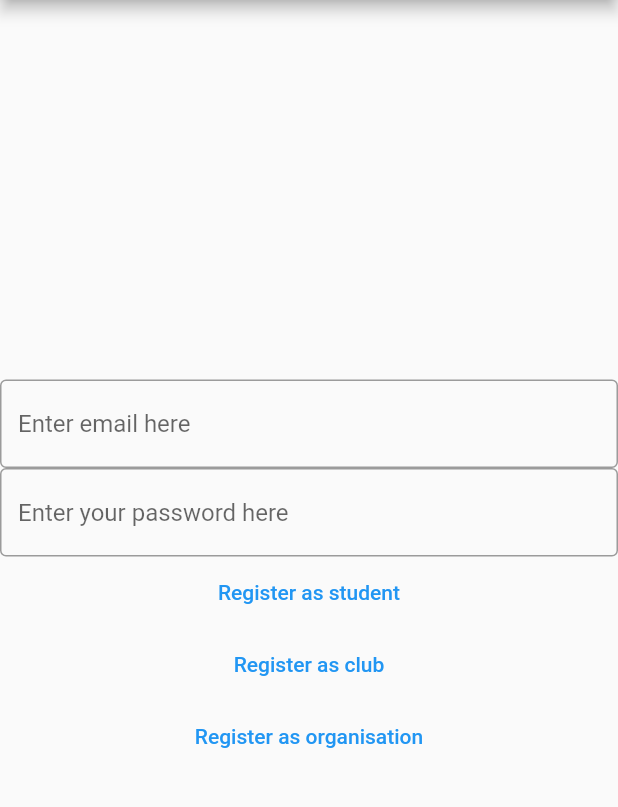
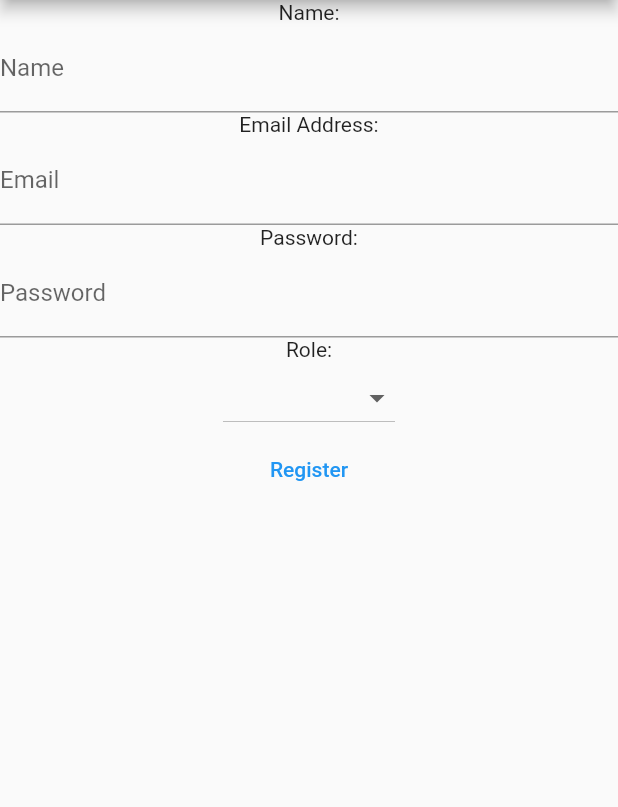
Before and after one commit to Aviyanshu/PulLey, a Flutter app: the RegisterView screen opened by its route, on a phone screen of 412 x 824 dp, the part 84-891 px from its top. Run offline on Flutter 3.47's test engine with Material 2 defaults, Android fonts, the light colour scheme and no system bars; our stand-ins replace cloud_firestore, firebase_auth, firebase_core; accounts and stored records are empty; network calls fail.

Commit message:
New Register

```diff
--- a/lib/main.dart
+++ b/lib/main.dart
@@ -49,7 +49,7 @@ class MyHomePage extends StatelessWidget {
                 devtools.log(user.toString());
               }
             } else {
-              return const RegisterView();
+              return const LoginView();
             }
             return const MyHomePage();
           default:
--- a/lib/views/loginView.dart
+++ b/lib/views/loginView.dart
@@ -81,10 +81,11 @@ class _LoginViewState extends State<LoginView> {
                     email: email,
                     password: password,
                   );
-                  Navigator.of(context).pushNamedAndRemoveUntil(
+                  await FirebaseAuth.instance.signOut();
+                  /*Navigator.of(context).pushNamedAndRemoveUntil(
                     homeRoute,
                     (route) => false,
-                  );
+                  );*/
                 } on FirebaseAuthException catch (e) {
                   if (e.code == 'user-not-found') {
                     devtools.log("User not found");
--- a/lib/views/registerView.dart
+++ b/lib/views/registerView.dart
@@ -1,6 +1,9 @@
+import 'package:cloud_firestore/cloud_firestore.dart';
 import 'package:firebase_auth/firebase_auth.dart';
 import 'package:flutter/material.dart';
 import 'dart:developer' as devtools show log;
+
+import '../route.dart';
 
 class RegisterView extends StatefulWidget {
   const RegisterView({super.key});
@@ -10,13 +13,22 @@ class RegisterView extends StatefulWidget {
 }
 
 class _RegisterViewState extends State<RegisterView> {
+  late final TextEditingController _username;
   late final TextEditingController _email;
   late final TextEditingController _password;
+  late final TextEditingController _role;
+  final Map<String, String> _roles = {
+    'student': 'student',
+    'club': 'club',
+    'organisation': 'organisation',
+  };
 
   @override
   void initState() {
+    _username = TextEditingController();
     _email = TextEditingController();
     _password = TextEditingController();
+    _role = TextEditingController();
     super.initState();
   }
 
@@ -24,114 +36,118 @@ class _RegisterViewState extends State<RegisterView> {
   void dispose() {
     _email.dispose();
     _password.dispose();
+    _role.dispose();
     super.dispose();
   }
+
+  final _formKey = GlobalKey<FormState>();
+  final List<DropdownMenuItem<String>> _dropdownItems = [
+    const DropdownMenuItem(
+      value: 'Student',
+      child: Text('Student'),
+    ),
+    const DropdownMenuItem(
+      value: 'Club',
+      child: Text('Club'),
+    ),
+    const DropdownMenuItem(
+      value: 'Orgaisation',
+      child: Text('Organisation'),
+    ),
+    // Add more options
+  ];
+  String? _selectedValue;
+
+  final CollectionReference rolesCollection =
+      FirebaseFirestore.instance.collection('roles');
 
   @override
   Widget build(BuildContext context) {
     return Scaffold(
-        appBar: AppBar(
-          title: const Text("PulLey-Register"),
-        ),
-        body: Column(
-          mainAxisAlignment: MainAxisAlignment.center,
+      appBar: AppBar(
+        title: const Text("PulLey-Register"),
+      ),
+      body: Form(
+        key: _formKey,
+        child: Column(
           children: [
-            TextField(
-              controller: _email,
+            const Text('Name:'),
+            TextFormField(
+              decoration: const InputDecoration(labelText: 'Name'),
+              validator: (value) {
+                if (value != null && value.isEmpty) {
+                  return 'Please enter a name';
+                }
+                _username.text = value!;
+                return null;
+              },
+            ),
+            const Text('Email Address:'),
+            TextFormField(
+              decoration: const InputDecoration(labelText: 'Email'),
+              keyboardType: TextInputType.emailAddress,
               enableSuggestions: false,
               autocorrect: false,
-              keyboardType: TextInputType.emailAddress,
+              validator: (value) {
+                if (value != null && value.isEmpty) {
+                  return 'Please enter a valid email';
+                }
+                _email.text = value!;
+                return null;
+              },
+            ),
+            const Text('Password:'),
+            TextFormField(
               decoration: const InputDecoration(
-                hintText: "Enter email here",
-                border: OutlineInputBorder(),
+                labelText: 'Password',
               ),
-            ),
-            TextField(
-              controller: _password,
               obscureText: true,
               enableSuggestions: false,
               autocorrect: false,
-              decoration: const InputDecoration(
-                hintText: 'Enter your password here',
-                border: OutlineInputBorder(),
-              ),
+              validator: (value) {
+                if (value != null && value.isEmpty) {
+                  return 'Please enter a strong password';
+                }
+                _password.text = value!;
+                return null;
+              },
+            ),
+            const Text('Role:'),
+            DropdownButton(
+              value: _selectedValue,
+              items: _dropdownItems,
+              onChanged: (value) {
+                setState(() {
+                  _selectedValue = value;
+                  _role.text = value!;
+                });
+              },
             ),
             TextButton(
               onPressed: () async {
+                final username = _username.text;
                 final email = _email.text;
                 final password = _password.text;
+                final role = _role.text;
+
+                final CollectionReference userCollection =
+                    FirebaseFirestore.instance.collection('users');
                 try {
-                  final userCredential = await FirebaseAuth.instance
-                      .createUserWithEmailAndPassword(
-                    email: email,
-                    password: password,
-                  );
-                  devtools.log(userCredential.toString());
-                } on FirebaseAuthException catch (e) {
-                  if (e.code == 'email-already-in-use') {
-                    devtools.log('Email already registered');
-                  } else if (e.code == 'weak-password') {
-                    devtools.log('Weak Password');
-                  } else if (e.code == "invalid-email") {
-                    devtools.log("Invalid Email Format");
-                  } else {
-                    devtools.log(e.code.toString());
-                  }
+                  await userCollection.add({
+                    'username': username,
+                    'email': email,
+                    'password': password,
+                    'role': role
+                  });
+                } catch (e) {
+                  devtools.log(e.toString());
                 }
               },
-              child: const Text("Register as student"),
-            ),
-            TextButton(
-              onPressed: () async {
-                final email = _email.text;
-                final password = _password.text;
-                try {
-                  final userCredential = await FirebaseAuth.instance
-                      .createUserWithEmailAndPassword(
-                    email: email,
-                    password: password,
-                  );
-                  devtools.log(userCredential.toString());
-                } on FirebaseAuthException catch (e) {
-                  if (e.code == 'email-already-in-use') {
-                    devtools.log('Email already registered');
-                  } else if (e.code == 'weak-password') {
-                    devtools.log('Weak Password');
-                  } else if (e.code == "invalid-email") {
-                    devtools.log("Invalid Email Format");
-                  } else {
-                    devtools.log(e.code.toString());
-                  }
-                }
-              },
-              child: const Text("Register as club"),
-            ),
-            TextButton(
-              onPressed: () async {
-                final email = _email.text;
-                final password = _password.text;
-                try {
-                  final userCredential = await FirebaseAuth.instance
-                      .createUserWithEmailAndPassword(
-                    email: email,
-                    password: password,
-                  );
-                  devtools.log(userCredential.toString());
-                } on FirebaseAuthException catch (e) {
-                  if (e.code == 'email-already-in-use') {
-                    devtools.log('Email already registered');
-                  } else if (e.code == 'weak-password') {
-                    devtools.log('Weak Password');
-                  } else if (e.code == "invalid-email") {
-                    devtools.log("Invalid Email Format");
-                  } else {
-                    devtools.log(e.code.toString());
-                  }
-                }
-              },
-              child: const Text("Register as organisation"),
+              child: const Text("Register"),
             ),
           ],
-        ));
+        ),
+      ),
+    );
   }
 }
```
Also changed, not shown: lib/route.dart (+4 -4 lines).
